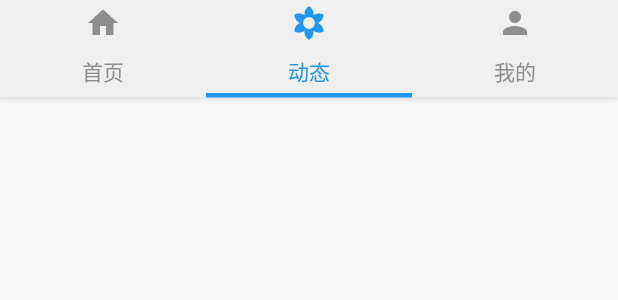
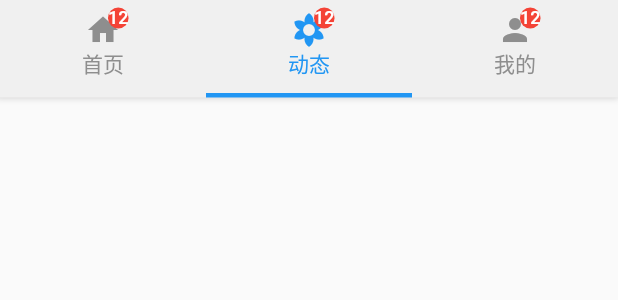
Before and after one commit to TFous/cefcfco_app, a Flutter app: the HomeBottomNavigationBar widget shown alone on an empty page, opened directly, on a phone screen of 412 x 824 dp. Shown: the top 300 px of the screen. Run offline on Flutter 3.47's test engine with Material 2 defaults, Android fonts, the phone set to English and light mode, and no system bars; our stand-ins replace dio, fluro, shared_preferences; accounts and stored records are empty; statements that could not run were skipped; project files that could hold a hidden picture were left out.

Commit message:
大致可以看

```diff
--- a/lib/components/homeBottomNavigationBar.dart
+++ b/lib/components/homeBottomNavigationBar.dart
@@ -26,7 +26,33 @@ class HomeBottomNavigationBarState extends State<HomeBottomNavigationBar> with S
     controller = new TabController(
         initialIndex: widget.activeIndex, vsync: this, length: tabDataLength); // 这里的length 决定有多少个底导 submenus
     for (int i = 0; i < tabDataLength; i++) {
-      myTabs.add(new Tab(text: widget.tabData[i]['text'], icon: widget.tabData[i]['icon']));
+      myTabs.add(new Tab(
+//          text: widget.tabData[i]['text'],
+          child: Stack(
+            overflow:Overflow.visible,
+            children: <Widget>[
+              Column(
+                children: <Widget>[
+                  widget.tabData[i]['icon'],
+                  Text(widget.tabData[i]['text']),
+                ],
+              ),
+              Positioned(right: -3, top: -3,
+                  child: Container(
+//                    height: 8.0,
+//                    width: 8.0,
+                    child: Text('12',
+                        style: TextStyle(color: Colors.white,fontSize: 12.0)
+                    ),
+                    decoration: BoxDecoration(
+                        color: Colors.red,
+                        shape: BoxShape.rectangle,
+                        borderRadius: BorderRadius.all(Radius.circular(10))),
+                  )),
+
+            ],
+          )
+      ));
     }
     controller.addListener(() {
       if (controller.indexIsChanging) {
--- a/lib/utils/request.dart
+++ b/lib/utils/request.dart
@@ -34,7 +34,6 @@ class Request {
   static Future get(String url,Map<String, dynamic> params,[GlobalKey<ScaffoldState> scaffoldKey]) async {
     setHttpsVerification();
     Response response;
-    response = await dio.get(url, queryParameters: params);
     try {
       response = await dio.get(url, queryParameters: params);
     } on DioError catch (e) {
--- a/lib/views/about_page.dart
+++ b/lib/views/about_page.dart
@@ -17,6 +17,8 @@ class AboutPage extends StatefulWidget {
 class AboutPageState extends State<AboutPage>
     with AutomaticKeepAliveClientMixin {
   final GlobalKey<AnimatedListState> _listKey = new GlobalKey<AnimatedListState>();
+  final GlobalKey<ScaffoldState> _scaffoldKey = new GlobalKey<ScaffoldState>();
+
   String _user = '',_accessToken='';
   @override
   bool get wantKeepAlive => true;
@@ -58,7 +60,7 @@ class AboutPageState extends State<AboutPage>
   }
 
   Future getIndexListData([Map<String, dynamic> params]) async {
-    var data = await keyValuesServices.getKeyValueList();
+    var data = await keyValuesServices.getKeyValueList(_scaffoldKey);
     Map<String, dynamic> result = {
       "list": data['result'],
       'total': 20,
@@ -71,6 +73,7 @@ class AboutPageState extends State<AboutPage>
   Widget build(BuildContext context) {
     super.build(context);
     return new Scaffold(
+      key: _scaffoldKey,
       appBar: new AppBar(
         automaticallyImplyLeading: false,
         backgroundColor: Color(0xff1b82d2),
--- a/pubspec.yaml
+++ b/pubspec.yaml
@@ -10,7 +10,7 @@ description: A new Flutter application.
 version: 1.0.0+1
 
 environment:
-  sdk: ">=2.0.0-dev.68.0 <3.0.0"
+  sdk: ">=2.1.0 <3.0.0"
 
 dependencies:
   flutter:
```
Also changed, not shown: lib/services/keyValue.dart (+6 -2 lines).
